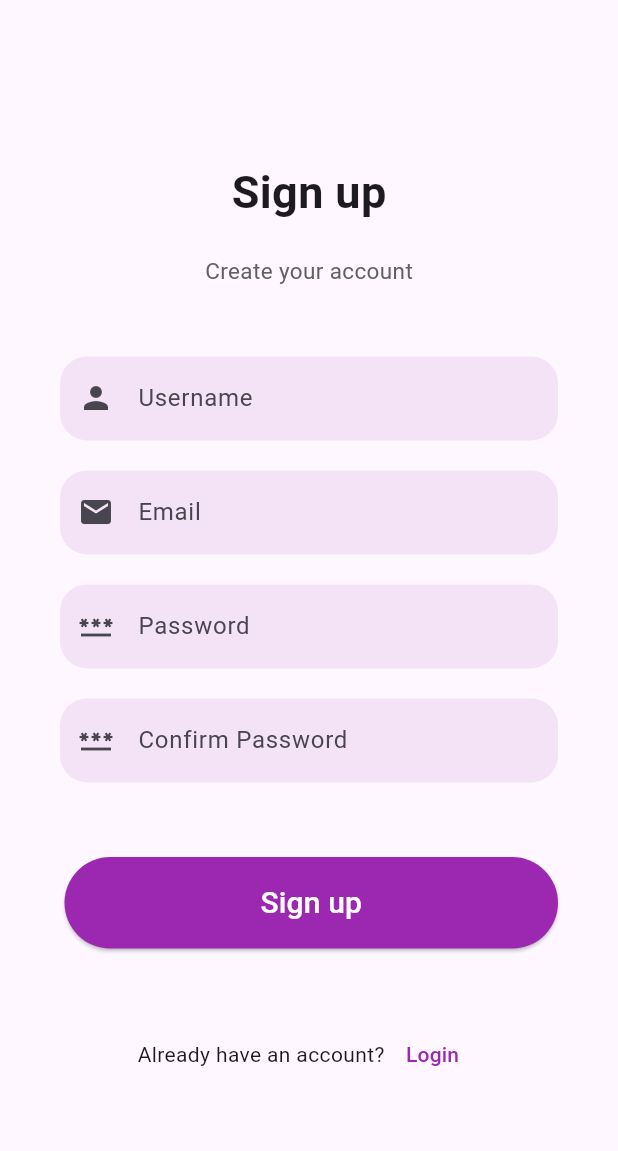
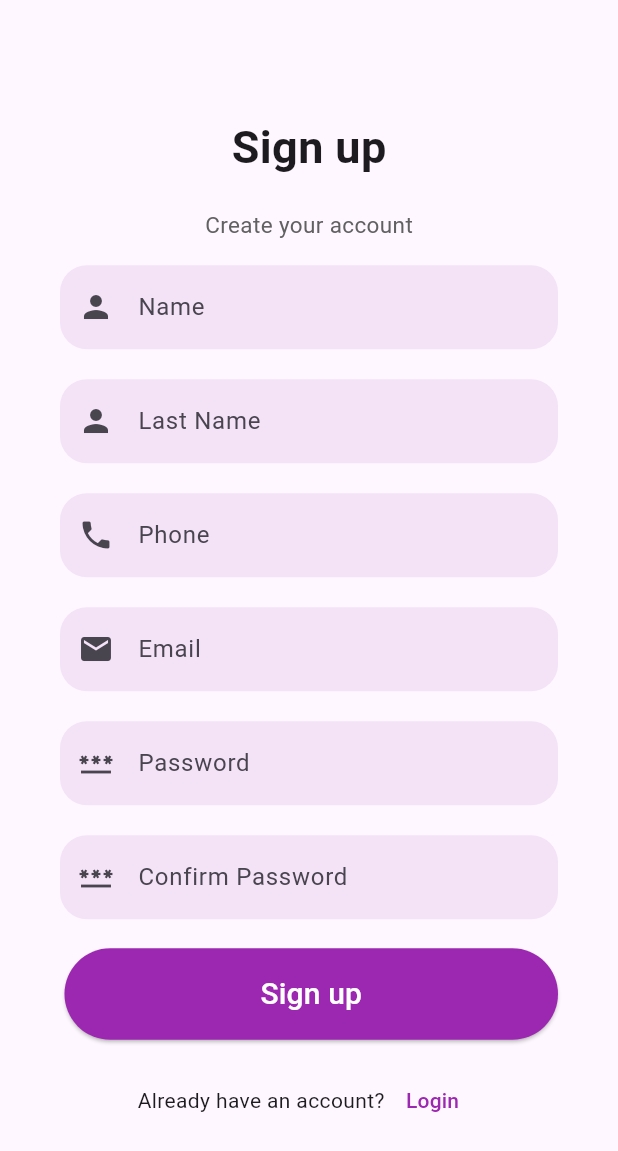
Before and after one commit to lordvader991/ParkFinderMobile, a Flutter app: the screen it shows after launch, after a tap on "Sign Up", on a phone screen of 412 x 824 dp. Shown: the top 1151 px of the screen. Run offline on Flutter 3.47's test engine with Material 3 defaults, Android fonts, the phone set to English and light mode, and no system bars.

Commit message:
pantalla sign in  actualizada

```diff
--- a/lib/views/register_screen.dart
+++ b/lib/views/register_screen.dart
@@ -1,7 +1,7 @@
 import 'package:flutter/material.dart';
 
 class RegisterScreen extends StatelessWidget {
-  const RegisterScreen({super.key});
+  const RegisterScreen({Key? key});
 
   @override
   Widget build(BuildContext context) {
@@ -20,7 +20,6 @@ class RegisterScreen extends StatelessWidget {
                 Column(
                   children: <Widget>[
                     const SizedBox(height: 60.0),
-
                     const Text(
                       "Sign up",
                       style: TextStyle(
@@ -41,7 +40,7 @@ class RegisterScreen extends StatelessWidget {
                   children: <Widget>[
                     TextField(
                       decoration: InputDecoration(
-                          hintText: "Username",
+                          hintText: "Name",
                           border: OutlineInputBorder(
                               borderRadius: BorderRadius.circular(18),
                               borderSide: BorderSide.none),
@@ -49,22 +48,41 @@ class RegisterScreen extends StatelessWidget {
                           filled: true,
                           prefixIcon: const Icon(Icons.person)),
                     ),
-
                     const SizedBox(height: 20),
-
                     TextField(
                       decoration: InputDecoration(
-                          hintText: "Email",
+                          hintText: "Last Name",
                           border: OutlineInputBorder(
                               borderRadius: BorderRadius.circular(18),
                               borderSide: BorderSide.none),
                           fillColor: Colors.purple.withOpacity(0.1),
                           filled: true,
-                          prefixIcon: const Icon(Icons.email)),
+                          prefixIcon: const Icon(Icons.person)),
                     ),
-
                     const SizedBox(height: 20),
-
+                    TextField(
+                      decoration: InputDecoration(
+                          hintText: "Phone",
+                          border: OutlineInputBorder(
+                              borderRadius: BorderRadius.circular(18),
+                              borderSide: BorderSide.none),
+                          fillColor: Colors.purple.withOpacity(0.1),
+                          filled: true,
+                          prefixIcon: const Icon(Icons.phone)),
+                    ),
+                    const SizedBox(height: 20),
+                    TextField(
+                      decoration: InputDecoration(
+                        hintText: "Email",
+                        border: OutlineInputBorder(
+                            borderRadius: BorderRadius.circular(18),
+                            borderSide: BorderSide.none),
+                        fillColor: Colors.purple.withOpacity(0.1),
+                        filled: true,
+                        prefixIcon: const Icon(Icons.email),
+                      ),
+                    ),
+                    const SizedBox(height: 20),
                     TextField(
                       decoration: InputDecoration(
                         hintText: "Password",
@@ -77,9 +95,7 @@ class RegisterScreen extends StatelessWidget {
                       ),
                       obscureText: true,
                     ),
-
                     const SizedBox(height: 20),
-
                     TextField(
                       decoration: InputDecoration(
                         hintText: "Confirm Password",
@@ -96,10 +112,8 @@ class RegisterScreen extends StatelessWidget {
                 ),
                 Container(
                     padding: const EdgeInsets.only(top: 3, left: 3),
-
                     child: ElevatedButton(
-                      onPressed: () {
-                      },
+                      onPressed: () {},
                       child: const Text(
                         "Sign up",
                         style: TextStyle(fontSize: 20, color: Colors.white),
@@ -109,18 +123,19 @@ class RegisterScreen extends StatelessWidget {
                         padding: const EdgeInsets.symmetric(vertical: 16),
                         backgroundColor: Colors.purple,
                       ),
-                    )
-                ),
+                    )),
                 Row(
                   mainAxisAlignment: MainAxisAlignment.center,
                   children: <Widget>[
                     const Text("Already have an account?"),
                     TextButton(
                         onPressed: () {
-                            Navigator.pop(context);
+                          Navigator.pop(context);
                         },
-                        child: const Text("Login", style: TextStyle(color: Colors.purple),)
-                    )
+                        child: const Text(
+                          "Login",
+                          style: TextStyle(color: Colors.purple),
+                        ))
                   ],
                 )
               ],
```
